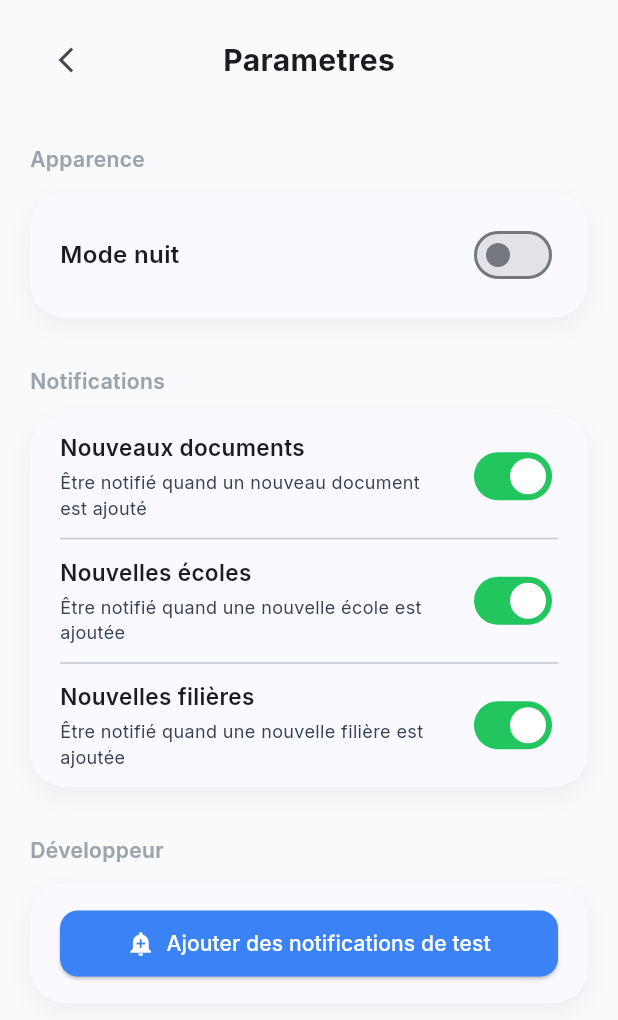
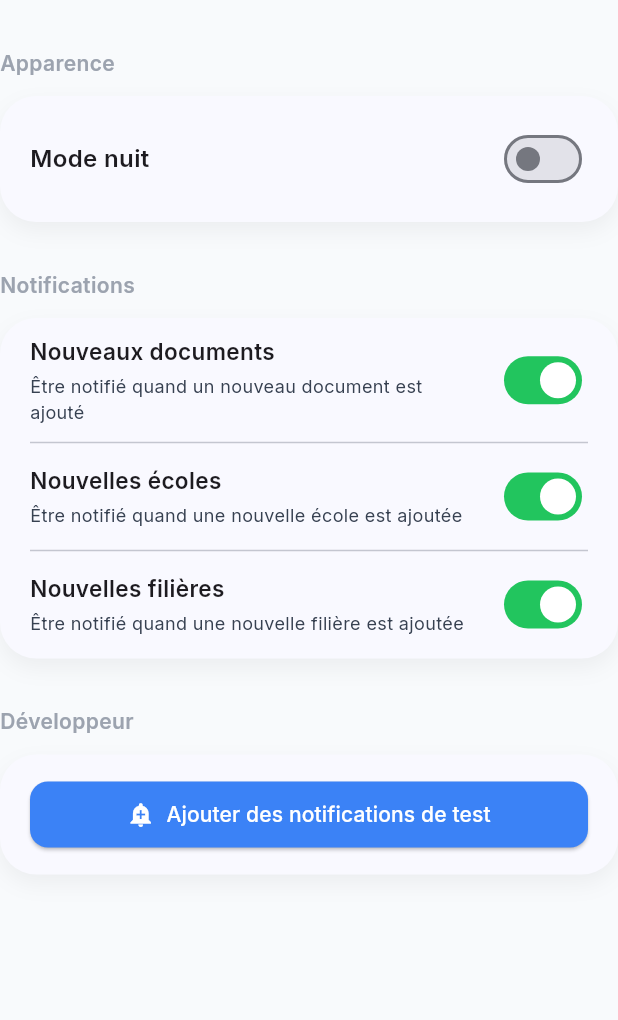
Before and after one commit to Rahim10020/docstore, a Flutter app: the SettingsScreen widget shown alone on an empty page, opened directly, on a phone screen of 412 x 824 dp. Shown: the top 1020 px of the screen. Run offline on Flutter 3.47's test engine with Material 3 defaults, Android fonts, the phone set to English and light mode, and no system bars; our stand-ins replace appwrite, flutter_riverpod, flutter_svg, google_fonts, logger, share_plus and 2 more; missing offline and left inert: flutter_cached_pdfview; accounts and stored records are empty; network calls fail.

Commit message:
ajout de la pge de settings dans app shell

```diff
--- a/lib/ui/screens/app_shell.dart
+++ b/lib/ui/screens/app_shell.dart
@@ -8,6 +8,7 @@ import 'concours_screen.dart';
 import 'home_screen.dart';
 import 'saved_screen.dart';
 import 'search_screen.dart';
+import 'settings_screen.dart';
 
 class DocStoreAppShell extends ConsumerStatefulWidget {
   const DocStoreAppShell({super.key});
@@ -51,6 +52,11 @@ class _DocStoreAppShellState extends ConsumerState<DocStoreAppShell> {
       title: 'Sauvegardés',
       subtitle: 'Vos documents sauvegardés pour\nun accès rapide.',
       body: SavedScreen(),
+    ),
+    _PageConfig(
+      title: 'Paramètres',
+      subtitle: 'Configurez votre application.',
+      body: SettingsScreen(),
     ),
   ];
 
--- a/lib/ui/screens/settings_screen.dart
+++ b/lib/ui/screens/settings_screen.dart
@@ -13,33 +13,16 @@ class SettingsScreen extends ConsumerWidget {
     final themeMode = ref.watch(themeModeProvider);
     final notifier = ref.read(themeModeProvider.notifier);
     final notificationPrefs = ref.watch(notificationPreferencesProvider);
-    final notificationNotifier = ref.read(notificationPreferencesProvider.notifier);
+    final notificationNotifier = ref.read(
+      notificationPreferencesProvider.notifier,
+    );
 
     final isDark = themeMode == ThemeMode.dark;
 
-    return Scaffold(
-      backgroundColor: Theme.of(context).scaffoldBackgroundColor,
-      body: SafeArea(
-        child: Padding(
-          padding: const EdgeInsets.symmetric(horizontal: 20, vertical: 16),
+    return SingleChildScrollView(
       child: Column(
         crossAxisAlignment: CrossAxisAlignment.start,
         children: [
-              Row(
-                children: [
-                  IconButton(
-                    onPressed: () => Navigator.pop(context),
-                    icon: const Icon(Icons.arrow_back_ios_new, size: 20),
-                  ),
-                  const Spacer(),
-                  const Text(
-                    'Parametres',
-                    style: TextStyle(fontSize: 20, fontWeight: FontWeight.w700),
-                  ),
-                  const Spacer(),
-                  const SizedBox(width: 48),
-                ],
-              ),
           const SizedBox(height: 32),
 
           // Appearance Section
@@ -54,10 +37,7 @@ class SettingsScreen extends ConsumerWidget {
           const SizedBox(height: 12),
           Container(
             width: double.infinity,
-                padding: const EdgeInsets.symmetric(
-                  horizontal: 20,
-                  vertical: 18,
-                ),
+            padding: const EdgeInsets.symmetric(horizontal: 20, vertical: 18),
             decoration: BoxDecoration(
               color: Theme.of(context).cardColor,
               borderRadius: BorderRadius.circular(24),
@@ -73,10 +53,7 @@ class SettingsScreen extends ConsumerWidget {
               children: [
                 const Text(
                   'Mode nuit',
-                      style: TextStyle(
-                        fontSize: 16,
-                        fontWeight: FontWeight.w600,
-                      ),
+                  style: TextStyle(fontSize: 16, fontWeight: FontWeight.w600),
                 ),
                 const Spacer(),
                 Switch(
@@ -103,10 +80,7 @@ class SettingsScreen extends ConsumerWidget {
           const SizedBox(height: 12),
           Container(
             width: double.infinity,
-                padding: const EdgeInsets.symmetric(
-                  horizontal: 20,
-                  vertical: 12,
-                ),
+            padding: const EdgeInsets.symmetric(horizontal: 20, vertical: 12),
             decoration: BoxDecoration(
               color: Theme.of(context).cardColor,
               borderRadius: BorderRadius.circular(24),
@@ -161,10 +135,7 @@ class SettingsScreen extends ConsumerWidget {
           const SizedBox(height: 12),
           Container(
             width: double.infinity,
-                padding: const EdgeInsets.symmetric(
-                  horizontal: 20,
-                  vertical: 16,
-                ),
+            padding: const EdgeInsets.symmetric(horizontal: 20, vertical: 16),
             decoration: BoxDecoration(
               color: Theme.of(context).cardColor,
               borderRadius: BorderRadius.circular(24),
@@ -203,9 +174,8 @@ class SettingsScreen extends ConsumerWidget {
               ],
             ),
           ),
+          const SizedBox(height: 24), // Add some bottom padding
         ],
-          ),
-        ),
       ),
     );
   }
--- a/lib/ui/widgets/doc_store_header.dart
+++ b/lib/ui/widgets/doc_store_header.dart
@@ -23,14 +23,12 @@ class DocStoreHeader extends ConsumerWidget {
         Row(
           children: [
             Expanded(
-              child: Center(
               child: Text(
                 'DocStore',
                 style: const TextStyle(
                   fontWeight: FontWeight.w700,
                   fontSize: 18,
                   letterSpacing: 0.2,
-                  ),
                 ),
               ),
             ),
```
Lines whose indentation alone changed are shown as unchanged.
